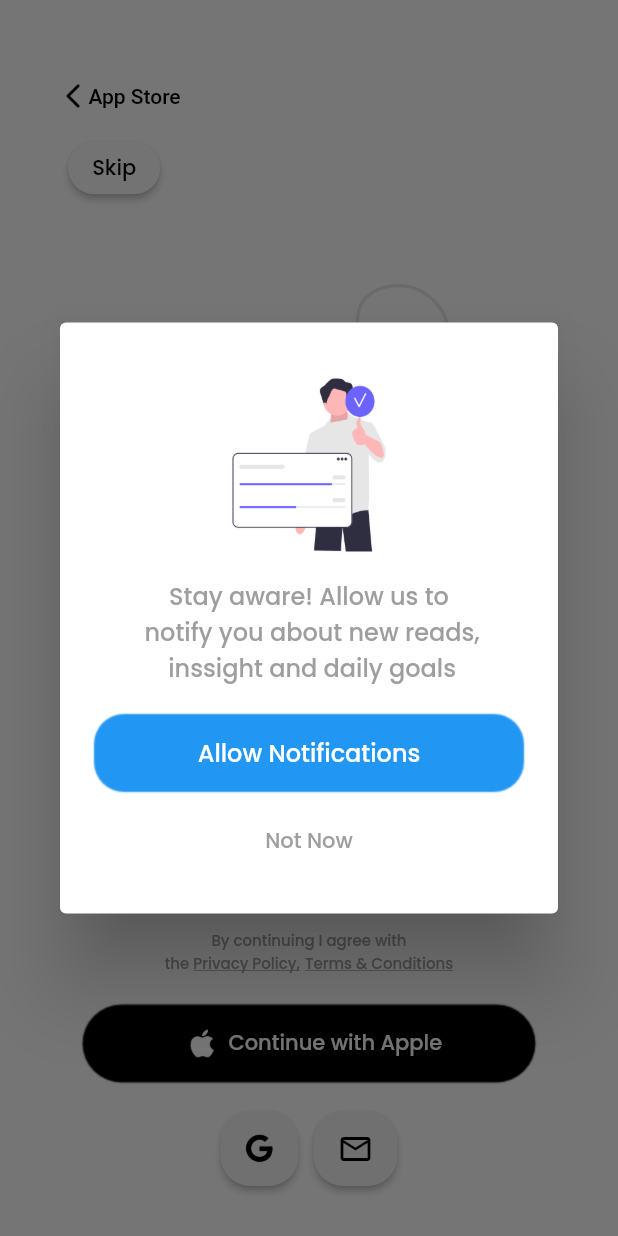
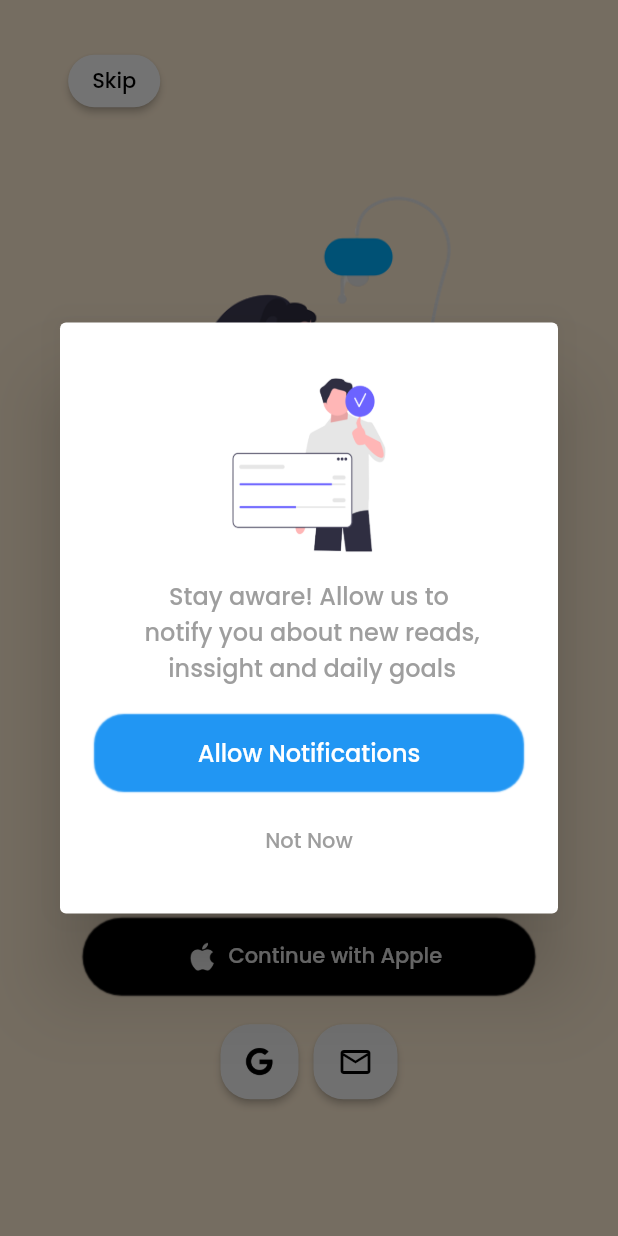
Before and after one commit to akhiltushar/flutter_task1, a Flutter app: the screen it shows after launch, on a phone screen of 412 x 824 dp. Run offline on Flutter 3.47's test engine with Material 2 defaults, Android fonts, the phone set to English and light mode, and no system bars; our stand-ins replace flutter_spinkit, google_fonts, shared_preferences.

Commit message:
Second Commit

```diff
--- /dev/null
+++ b/lib/constant.dart
@@ -0,0 +1,5 @@
+import 'dart:ui';
+
+final Color BG_color = Color.fromARGB(255, 255, 237, 211);
+final Color Box_color = Color(0xffFFFFFF);
+final Color Selected_color = Color(0xff85CDFD);
--- a/lib/login_page.dart
+++ b/lib/login_page.dart
@@ -1,5 +1,8 @@
+import 'package:first_task/constant.dart';
+import 'package:first_task/gender_page.dart';
 import 'package:flutter/material.dart';
 import 'package:google_fonts/google_fonts.dart';
+import 'package:shared_preferences/shared_preferences.dart';
 
 class Login_page extends StatefulWidget {
   const Login_page({super.key});
@@ -9,7 +12,7 @@ class Login_page extends StatefulWidget {
 }
 
 class _Login_pageState extends State<Login_page> {
-  // @override
+  @override
   // void initState() {
   //   super.initState();
   //   _showAlert(context);
@@ -19,33 +22,13 @@ class _Login_pageState extends State<Login_page> {
   Widget build(BuildContext context) {
     Future.delayed(Duration.zero, () => _showAlert(context));
     return Scaffold(
-      backgroundColor: Colors.white,
-      body: Column(
+      backgroundColor: BG_color,
+      body: SafeArea(
+        child: Column(
           children: [
+
             SizedBox(
-            height: 40,
-          ),
-
-          //App Store
-          Container(
-            width: 350,
-            alignment: Alignment(-0.90, 1),
-            child: TextButton(
-              child: Row(
-                children: [
-                  Icon(
-                    Icons.arrow_back_ios_rounded,
-                    color: Colors.black,
-                    size: 20,
-                  ),
-                  Text(
-                    'App Store',
-                    style: TextStyle(color: Colors.black),
-                  ),
-                ],
-              ),
-              onPressed: () {},
-            ),
+              height: 30,
             ),
 
             //Skip Button
@@ -155,8 +138,13 @@ class _Login_pageState extends State<Login_page> {
 
             //Buttons
 
-          GestureDetector(
-            onTap: () {},
+            InkWell(
+              onTap: () {
+                Navigator.push(
+                              context,
+                              MaterialPageRoute(
+                                  builder: (context) => Gender_page()));
+              },
               child: Container(
                 height: 50,
                 width: 300,
@@ -217,10 +205,12 @@ class _Login_pageState extends State<Login_page> {
             )
           ],
         ),
+      ),
     );
   }
 
   //Dailog Box Code
+
   void _showAlert(BuildContext context) {
     showDialog(
         context: context,
--- a/lib/main.dart
+++ b/lib/main.dart
@@ -1,5 +1,6 @@
+import 'package:first_task/gender_page.dart';
 import 'package:first_task/login_page.dart';
-import 'package:first_task/splash.dart';
+import 'package:first_task/splash_screen.dart';
 import 'package:flutter/material.dart';
 
 
--- a/pubspec.yaml
+++ b/pubspec.yaml
@@ -37,6 +37,7 @@ dependencies:
   # Use with the CupertinoIcons class for iOS style icons.
   cupertino_icons: ^1.0.2
   google_fonts: ^3.0.1
+  shared_preferences: ^2.0.13
 
 dev_dependencies:
   flutter_test:
@@ -65,6 +66,9 @@ flutter:
   assets:
     - assets/images/img1.png
     - assets/images/check_list.png
+    - assets/images/male.png
+    - assets/images/female.png
+    - assets/images/other.png
     - assets/icons/apple.png
     - assets/icons/google.webp
     - assets/icons/mail.png
```
Also changed, not shown: lib/age_page.dart (added, +16 -0 lines), lib/gender_page.dart (added, +182 -0 lines), assets/images/check_list.png, assets/images/female.png (added), assets/images/img1.png, assets/images/male.png (added), assets/images/other.png (added), lib/splash_screen.dart (renamed from lib/splash.dart), pubspec.lock, 1 other file. Lines whose indentation alone changed are shown as unchanged.
